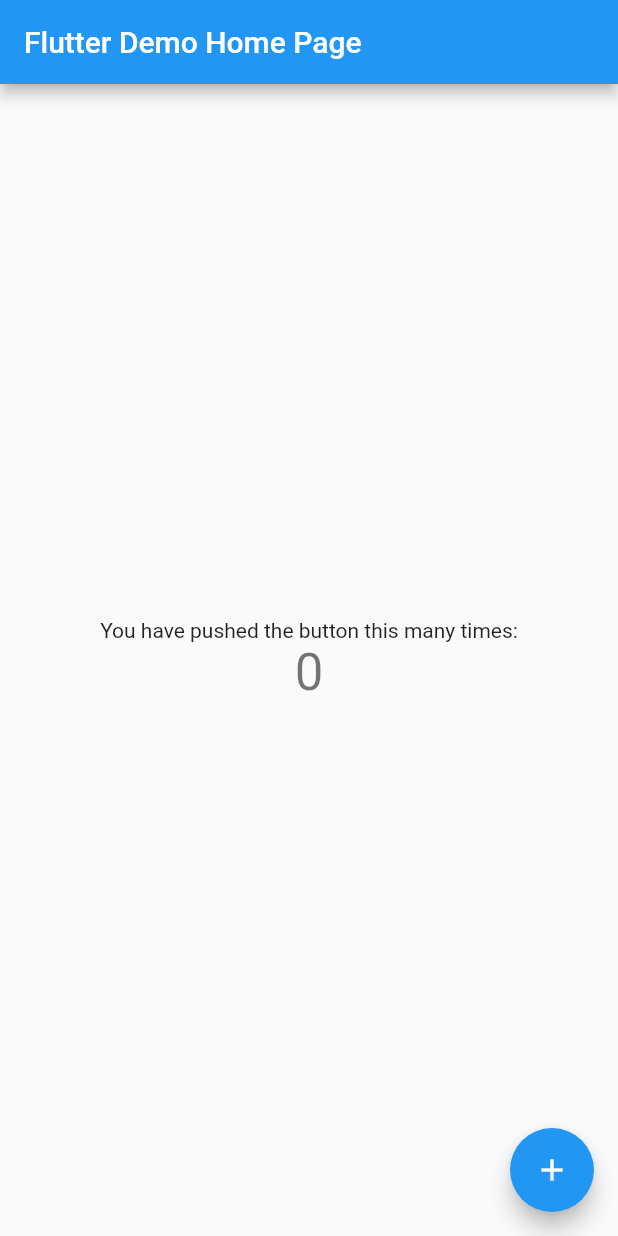
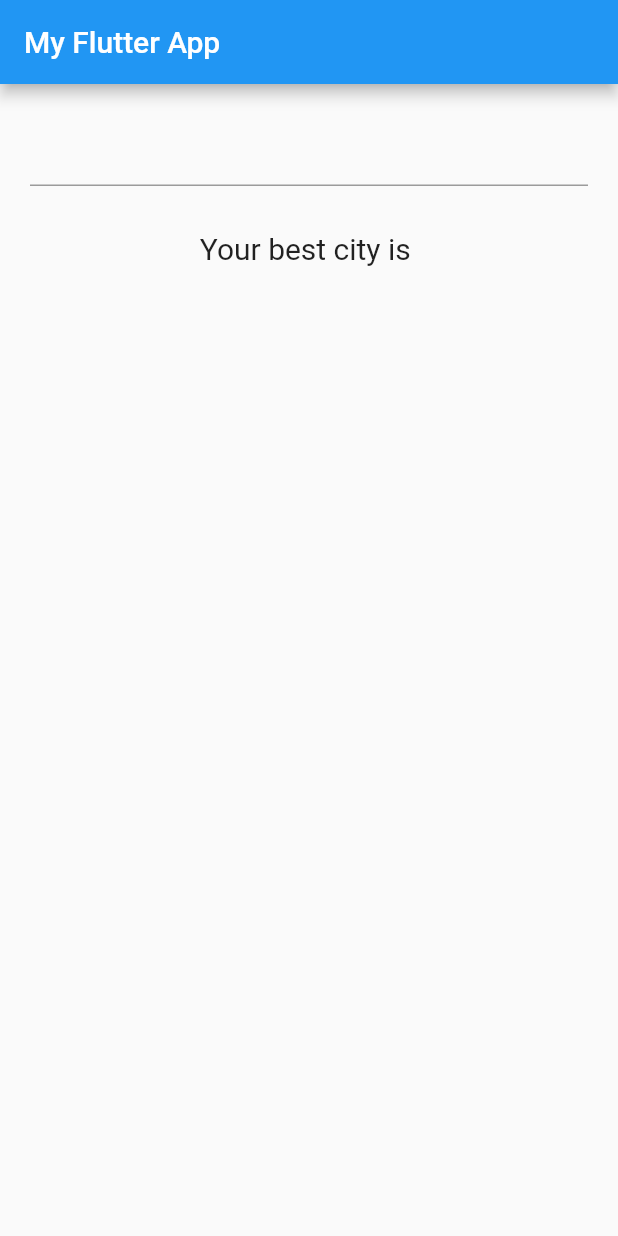
Before and after one commit to seunghonice/udemy-flutter-app-course, a Flutter app: the screen it shows after launch, on a phone screen of 412 x 824 dp. Run offline on Flutter 3.47's test engine with Material 2 defaults, Android fonts, the phone set to English and light mode, and no system bars.

Commit message:
branch 'develop'

```diff
--- a/lib/main.dart
+++ b/lib/main.dart
@@ -1,115 +1,12 @@
 import 'package:flutter/material.dart';
 
+import './widgets/FavoriteCity.dart';
+
 void main() {
-  runApp(const MyApp());
+  runApp(
+      MaterialApp(
+        title: "Stateful App Example",
+        home: FavoriteCity(),
+      )
+  );
 }
-
-class MyApp extends StatelessWidget {
-  const MyApp({Key? key}) : super(key: key);
-
-  // This widget is the root of your application.
-  @override
-  Widget build(BuildContext context) {
-    return MaterialApp(
-      title: 'Flutter Demo',
-      theme: ThemeData(
-        // This is the theme of your application.
-        //
-        // Try running your application with "flutter run". You'll see the
-        // application has a blue toolbar. Then, without quitting the app, try
-        // changing the primarySwatch below to Colors.green and then invoke
-        // "hot reload" (press "r" in the console where you ran "flutter run",
-        // or simply save your changes to "hot reload" in a Flutter IDE).
-        // Notice that the counter didn't reset back to zero; the application
-        // is not restarted.
-        primarySwatch: Colors.blue,
-      ),
-      home: const MyHomePage(title: 'Flutter Demo Home Page'),
-    );
-  }
-}
-
-class MyHomePage extends StatefulWidget {
-  const MyHomePage({Key? key, required this.title}) : super(key: key);
-
-  // This widget is the home page of your application. It is stateful, meaning
-  // that it has a State object (defined below) that contains fields that affect
-  // how it looks.
-
-  // This class is the configuration for the state. It holds the values (in this
-  // case the title) provided by the parent (in this case the App widget) and
-  // used by the build method of the State. Fields in a Widget subclass are
-  // always marked "final".
-
-  final String title;
-
-  @override
-  State<MyHomePage> createState() => _MyHomePageState();
-}
-
-class _MyHomePageState extends State<MyHomePage> {
-  int _counter = 0;
-
-  void _incrementCounter() {
-    setState(() {
-      // This call to setState tells the Flutter framework that something has
-      // changed in this State, which causes it to rerun the build method below
-      // so that the display can reflect the updated values. If we changed
-      // _counter without calling setState(), then the build method would not be
-      // called again, and so nothing would appear to happen.
-      _counter++;
-    });
-  }
-
-  @override
-  Widget build(BuildContext context) {
-    // This method is rerun every time setState is called, for instance as done
-    // by the _incrementCounter method above.
-    //
-    // The Flutter framework has been optimized to make rerunning build methods
-    // fast, so that you can just rebuild anything that needs updating rather
-    // than having to individually change instances of widgets.
-    return Scaffold(
-      appBar: AppBar(
-        // Here we take the value from the MyHomePage object that was created by
-        // the App.build method, and use it to set our appbar title.
-        title: Text(widget.title),
-      ),
-      body: Center(
-        // Center is a layout widget. It takes a single child and positions it
-        // in the middle of the parent.
-        child: Column(
-          // Column is also a layout widget. It takes a list of children and
-          // arranges them vertically. By default, it sizes itself to fit its
-          // children horizontally, and tries to be as tall as its parent.
-          //
-          // Invoke "debug painting" (press "p" in the console, choose the
-          // "Toggle Debug Paint" action from the Flutter Inspector in Android
-          // Studio, or the "Toggle Debug Paint" command in Visual Studio Code)
-          // to see the wireframe for each widget.
-          //
-          // Column has various properties to control how it sizes itself and
-          // how it positions its children. Here we use mainAxisAlignment to
-          // center the children vertically; the main axis here is the vertical
-          // axis because Columns are vertical (the cross axis would be
-          // horizontal).
-          mainAxisAlignment: MainAxisAlignment.center,
-          children: <Widget>[
-            const Text(
-              'You have pushed the button this many times:',
-            ),
-            Text(
-              '$_counter',
-              style: Theme.of(context).textTheme.headline4,
-            ),
-          ],
-        ),
-      ),
-      floatingActionButton: FloatingActionButton(
-        onPressed: _incrementCounter,
-        tooltip: 'Increment',
-        child: const Icon(Icons.add),
-      ), // This trailing comma makes auto-formatting nicer for build methods.
-    );
-  }
-}
--- /dev/null
+++ b/lib/widgets/FavoriteCity.dart
@@ -0,0 +1,45 @@
+import 'package:flutter/material.dart';
+
+class FavoriteCity extends StatefulWidget {
+  @override
+  _FavoriteCityState createState() => _FavoriteCityState();
+}
+
+class _FavoriteCityState extends State<FavoriteCity> {
+  String cityName = "";
+
+  @override
+  Widget build(BuildContext context) {
+    debugPrint("Favorite City widget is created");
+    return Scaffold(
+      appBar: AppBar(
+        // Here we take the value from the MyHomePage object that was created by
+        // the App.build method, and use it to set our appbar title.
+        title: Text("My Flutter App"),
+      ),
+      body: Container(
+        margin: EdgeInsets.all(20.0),
+        child: Column(
+          children: <Widget>[
+            TextField(
+              onChanged: (String userInput) {
+                setState(() {
+                  debugPrint(
+                      "set State is called, this tells framework to redraw the FavCity widget");
+                  cityName = userInput;
+                });
+              },
+            ),
+            Padding(
+              padding: EdgeInsets.all(30),
+              child: Text(
+                "Your best city is $cityName",
+                style: TextStyle(fontSize: 20.0),
+              ),
+            )
+          ],
+        ),
+      ),
+    );
+  }
+}
```
Also changed, not shown: lib/widgets/dropdownbutton.dart (added), 3 other files.
